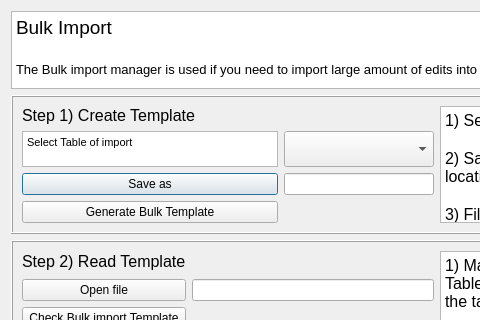
Above: tabs/bulk_import_tab.ui from gusbacos/suews_database_manager before the change; both pictures show x 0 to 480 and y 0 to 320 of the 718 by 432 pixel window. Below: the same form after it.
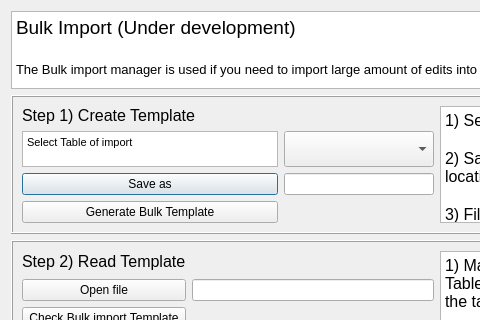
That is the form after the change.

Patch:
```diff
--- a/tabs/bulk_import_tab.ui
+++ b/tabs/bulk_import_tab.ui
@@ -26,8 +26,8 @@
       <string>&lt;!DOCTYPE HTML PUBLIC &quot;-//W3C//DTD HTML 4.0//EN&quot; &quot;http://www.w3.org/TR/REC-html40/strict.dtd&quot;&gt;
 &lt;html&gt;&lt;head&gt;&lt;meta name=&quot;qrichtext&quot; content=&quot;1&quot; /&gt;&lt;style type=&quot;text/css&quot;&gt;
 p, li { white-space: pre-wrap; }
-&lt;/style&gt;&lt;/head&gt;&lt;body style=&quot; font-family:'MS Shell Dlg 2'; font-size:9.75pt; font-weight:400; font-style:normal;&quot;&gt;
-&lt;p style=&quot; margin-top:0px; margin-bottom:0px; margin-left:0px; margin-right:0px; -qt-block-indent:0; text-indent:0px;&quot;&gt;&lt;span style=&quot; font-size:14pt;&quot;&gt;Bulk Import&lt;/span&gt;&lt;/p&gt;
+&lt;/style&gt;&lt;/head&gt;&lt;body style=&quot; font-family:'MS Shell Dlg 2'; font-size:8.25pt; font-weight:400; font-style:normal;&quot;&gt;
+&lt;p style=&quot; margin-top:0px; margin-bottom:0px; margin-left:0px; margin-right:0px; -qt-block-indent:0; text-indent:0px;&quot;&gt;&lt;span style=&quot; font-size:14pt;&quot;&gt;Bulk Import (Under development)&lt;/span&gt;&lt;/p&gt;
 &lt;p style=&quot;-qt-paragraph-type:empty; margin-top:0px; margin-bottom:0px; margin-left:0px; margin-right:0px; -qt-block-indent:0; text-indent:0px; font-size:14pt;&quot;&gt;&lt;br /&gt;&lt;/p&gt;
 &lt;p style=&quot; margin-top:0px; margin-bottom:0px; margin-left:0px; margin-right:0px; -qt-block-indent:0; text-indent:0px;&quot;&gt;&lt;span style=&quot; font-size:10pt;&quot;&gt;The Bulk import manager is used if you need to import large amount of edits into the DB. &lt;/span&gt;&lt;/p&gt;&lt;/body&gt;&lt;/html&gt;</string>
      </property>
```
Left out of the diff: 8 changed lines with no effect on the pictures.
